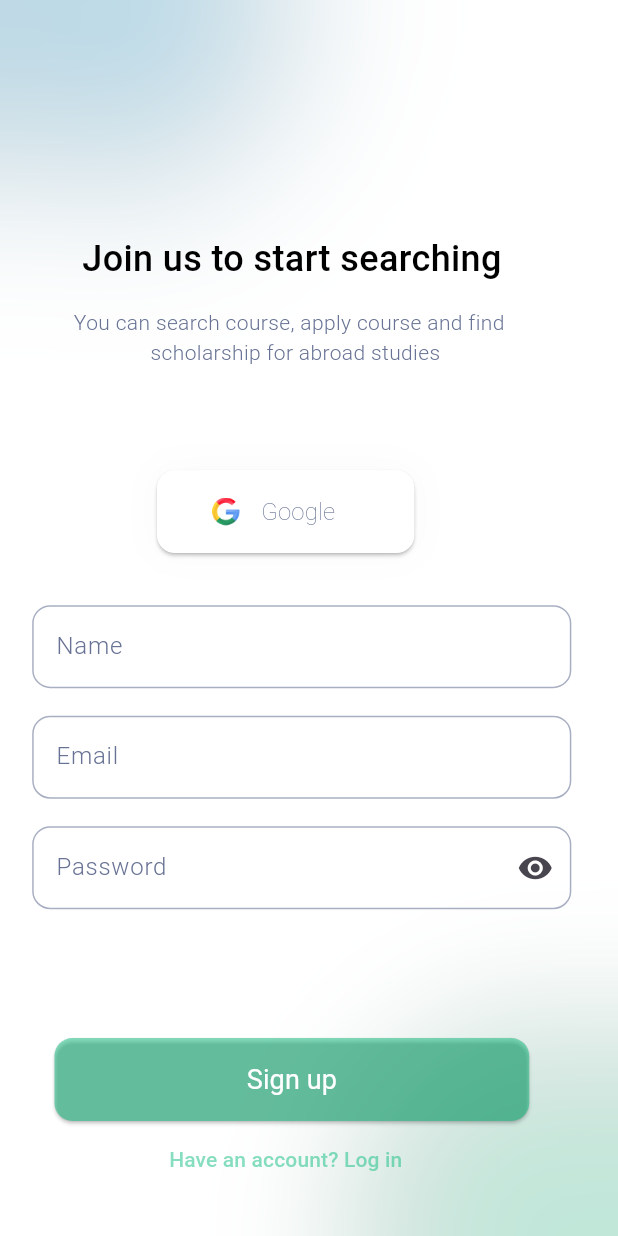
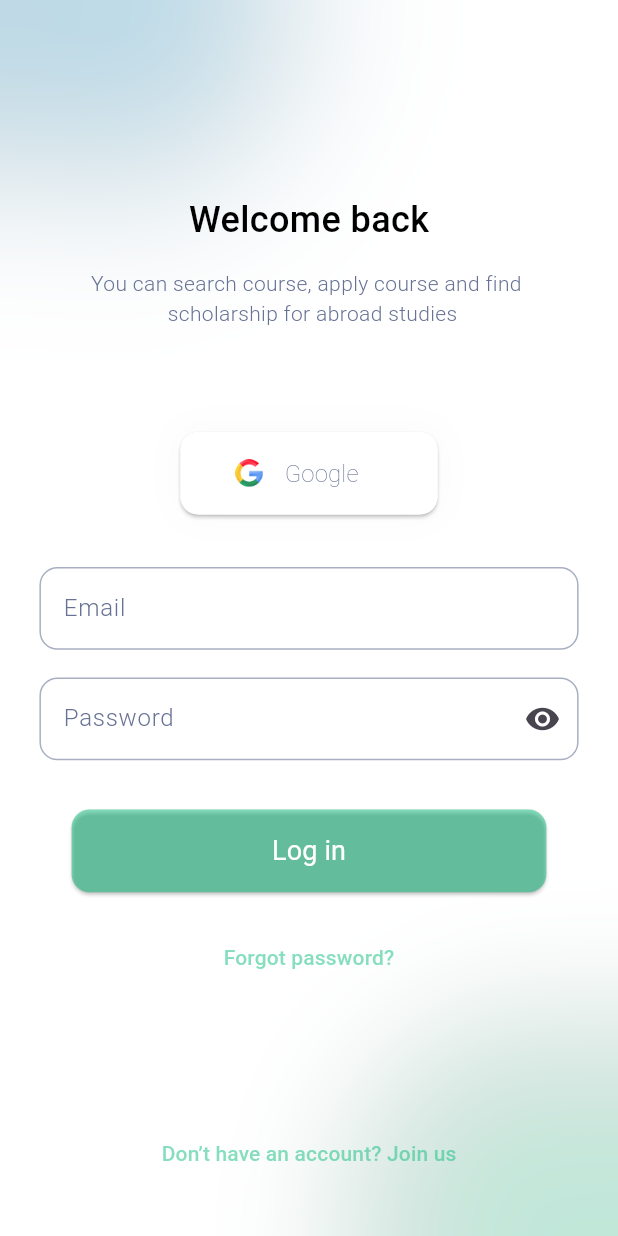
Before and after one commit to amradi6/salamtak, a Flutter app: the SignupScreen screen opened by its route, after a tap on "Have an account? Log in", on a phone screen of 412 x 824 dp. Run offline on Flutter 3.47's test engine with Material 3 defaults, Android fonts, the light colour scheme and no system bars; Roboto replaces fonts that are missing (Rubik).

Commit message:
feat: Implement login screen and refactor auth widgets
This commit introduces the following:
- Login screen with email/password fields, Google sign-in option, and navigation to sign-up.
- `AuthWithGoogle` widget for Google sign-in button.
- `CustomTextButton` widget for text-based buttons like "Forgot password?" and "Don't have an account?".
- Refactored `CustomElevatedButton` and `SignupScreen` to utilize the new and existing custom widgets.
- Added routing for the new login screen.

```diff
--- a/frontend/salamtak/lib/core/router/app_routes.dart
+++ b/frontend/salamtak/lib/core/router/app_routes.dart
@@ -1,4 +1,5 @@
 import 'package:flutter/material.dart';
+import 'package:salamtak/features/auth/views/login_screen.dart';
 import 'package:salamtak/features/auth/views/signup_screen.dart';
 import 'package:salamtak/features/onboarding/views/onboarding_screen_01.dart';
 import 'package:salamtak/features/onboarding/views/onboarding_screen_02.dart';
@@ -19,6 +20,8 @@ class AppRoutes {
         return createRoute(screen: OnboardingScreen03());
       case "/Signup":
         return createRoute(screen: SignupScreen());
+      case "/login":
+        return createRoute(screen: LoginScreen());
 
       default:
         return MaterialPageRoute(
--- /dev/null
+++ b/frontend/salamtak/lib/features/auth/views/login_screen.dart
@@ -0,0 +1,146 @@
+import 'dart:ui';
+
+import 'package:flutter/material.dart';
+import 'package:salamtak/features/auth/widgets/auth_with_google.dart';
+import 'package:salamtak/features/auth/widgets/custom_elevated_button.dart';
+import 'package:salamtak/features/auth/widgets/custom_text_button.dart';
+import 'package:salamtak/features/auth/widgets/custom_text_form_field.dart';
+
+
+class LoginScreen extends StatelessWidget {
+  const LoginScreen({super.key});
+
+  @override
+  Widget build(BuildContext context) {
+    final size = MediaQuery.of(context).size;
+
+    final double circleSize = size.width * 0.5625;
+    return Scaffold(
+      backgroundColor: Color(0XFFFFFFFF),
+      body:SizedBox(
+        height: double.infinity,
+        width: double.infinity,
+        child: Stack(
+          children: [
+            Positioned(
+              top: size.height * -0.1242,
+              left: size.width * -0.0859,
+              child: Stack(
+                children: [
+                  Container(
+                    width: circleSize,
+                    height: circleSize,
+                    decoration: const BoxDecoration(
+                      shape: BoxShape.circle,
+                      gradient: RadialGradient(
+                        colors: [Color(0x8461CEFF), Colors.transparent],
+                        radius: 0.8,
+                      ),
+                    ),
+                  ),
+                  Positioned.fill(
+                    child: BackdropFilter(
+                      filter: ImageFilter.blur(sigmaX: 40, sigmaY: 40),
+                      child: Container(color: Colors.transparent),
+                    ),
+                  ),
+                ],
+              ),
+            ),
+
+            Positioned(
+              top: size.height * 0.8057,
+              left: size.width * 0.5260,
+              child: Stack(
+                children: [
+                  Container(
+                    width: size.width * 0.716145,
+                    height: size.width * 0.716145,
+                    decoration: const BoxDecoration(
+                      shape: BoxShape.circle,
+                      gradient: RadialGradient(
+                        colors: [Color(0x4D0EBE7E), Colors.transparent],
+                        radius: 0.8,
+                      ),
+                    ),
+                  ),
+                  Positioned.fill(
+                    child: BackdropFilter(
+                      filter: ImageFilter.blur(sigmaX: 40, sigmaY: 40),
+                      child: Container(color: Colors.transparent),
+                    ),
+                  ),
+                ],
+              ),
+            ),
+
+            SingleChildScrollView(
+              child: Column(
+                crossAxisAlignment: CrossAxisAlignment.center,
+                children: [
+                  Padding(
+                    padding: EdgeInsets.only(
+                      top: size.height * 0.1577052,
+                    ),
+                    child: SizedBox(
+                      width: double.infinity,
+                      child: Column(
+                        crossAxisAlignment: CrossAxisAlignment.center,
+                        children: [
+                          Text(
+                            "Welcome back",
+                            style: TextStyle(
+                              fontSize: 24,
+                              fontWeight: FontWeight.w500,
+                              fontFamily: "Rubik",
+                              color: Color(0XFF000000),
+                            ),
+                          ),
+                          SizedBox(height: size.height * 0.018633),
+                          Text(
+                            "You can search course, apply course and find \n              scholarship for abroad studies",
+                            style: TextStyle(
+                              fontSize: 14,
+                              fontWeight: FontWeight.w300,
+                              fontFamily: "Rubik",
+                              color: Color(0XFF677294),
+                            ),
+                          ),
+                        ],
+                      ),
+                    ),
+                  ),
+                  SizedBox(height: size.height * 0.083229),
+                  AuthWithGoogle(size: size),
+                  SizedBox(height: size.height * 0.04222),
+                  Column(
+                    children: [
+                      CustomTextFormField(
+                        size: size,
+                        keyboardType: TextInputType.emailAddress,
+                        hintText: "Email",
+                      ),
+                      SizedBox(height: size.height * 0.022351),
+                      CustomTextFormField(
+                        size: size,
+                        keyboardType: TextInputType.visiblePassword,
+                        hintText: "Password",
+                        suffixIcon: Icon(Icons.remove_red_eye),
+                      ),
+                    ],
+                  ),
+                  SizedBox(height: size.height*0.0397367),
+                  CustomElevatedButton(onPressed: () {}, text: "Log in", size: size),
+                  SizedBox(height: size.height*0.023593),
+                  CustomTextButton(text: "Forgot password?", onPressed: () {},),
+                  SizedBox(height: size.height*0.1),
+                  CustomTextButton(text: "Don’t have an account? Join us", onPressed: () {},),
+                ],
+              ),
+            ),
+          ],
+        ),
+      ) ,
+    );
+  }
+}
--- a/frontend/salamtak/lib/features/auth/views/signup_screen.dart
+++ b/frontend/salamtak/lib/features/auth/views/signup_screen.dart
@@ -1,9 +1,11 @@
 import 'dart:ui';
 
 import 'package:flutter/material.dart';
+import 'package:salamtak/features/auth/widgets/auth_with_google.dart';
 import 'package:salamtak/features/auth/widgets/custom_text_form_field.dart';
 
 import '../widgets/custom_elevated_button.dart';
+import '../widgets/custom_text_button.dart';
 
 class SignupScreen extends StatelessWidget {
   const SignupScreen({super.key});
@@ -73,14 +75,19 @@ class SignupScreen extends StatelessWidget {
             ),
 
             SingleChildScrollView(
+              child: SizedBox(
+                width: double.infinity,
                 child: Column(
+                  crossAxisAlignment: CrossAxisAlignment.center,
                   children: [
                     Padding(
                       padding: EdgeInsets.only(
                         top: size.height * 0.1887495,
-                      left: size.width * 0.02,
                       ),
+                      child: SizedBox(
+                        width: double.infinity,
                         child: Column(
+                          crossAxisAlignment: CrossAxisAlignment.center,
                           children: [
                             Text(
                               "Join us to start searching",
@@ -104,51 +111,11 @@ class SignupScreen extends StatelessWidget {
                           ],
                         ),
                       ),
+                    ),
                     SizedBox(height: size.height * 0.083229),
-                  Container(
-                    width: size.width * 0.41666,
-                    height: size.height * 0.06705575,
-                    decoration: BoxDecoration(
-                      boxShadow: [
-                        BoxShadow(color: Color(0X06000000), blurRadius: 22),
-                      ],
-                    ),
-                    child: ElevatedButton(
-                      onPressed: () {},
-                      style: ElevatedButton.styleFrom(
-                        backgroundColor: Color(0XFFFFFFFF),
-                        shape: RoundedRectangleBorder(
-                          borderRadius: BorderRadius.all(Radius.circular(12)),
-                        ),
-                      ),
-                      child: Padding(
-                        padding: EdgeInsets.only(left: size.width * 0.03),
-                        child: Row(
-                          children: [
-                            Image.asset(
-                              "assets/images/google.png",
-                              width: size.width * 0.0473177,
-                              height: size.height * 0.022563,
-                            ),
-                            SizedBox(width: size.width * 0.0333),
-                            Text(
-                              "Google",
-                              style: TextStyle(
-                                fontSize: 16,
-                                fontWeight: FontWeight.w200,
-                                fontFamily: "Rubik",
-                                color: Color(0XFF677294),
-                              ),
-                            ),
-                          ],
-                        ),
-                      ),
-                    ),
-                  ),
+                    AuthWithGoogle(size: size),
                     SizedBox(height: size.height * 0.04222),
-                  Padding(
-                    padding: EdgeInsets.only(left: size.width * 0.052083),
-                    child: Column(
+                    Column(
                       children: [
                         CustomTextFormField(
                           size: size,
@@ -170,23 +137,16 @@ class SignupScreen extends StatelessWidget {
                         ),
                       ],
                     ),
-                  ),
                     SizedBox(height: size.height * 0.1043089),
-                  CustomElevatedButton(size: size, text: "Sign up"),
+                    CustomElevatedButton(
+                      size: size, text: "Sign up", onPressed: () {},),
                     SizedBox(height: size.height * 0.002111),
-                  TextButton(
-                    onPressed: () {},
-                    child: Text(
-                      "Have an account? Log in",
-                      style: TextStyle(
-                        color: Color(0X800EBE7F),
-                        fontSize: 14,
-                        fontWeight: FontWeight.w500,
-                        fontFamily: "Rubik",
-                      ),
-                    ),
+                    CustomTextButton(
+                      text: "Have an account? Log in",
+                      onPressed: () => Navigator.pushNamed(context, "/login"),
                     ),
                   ],
+                ),
               ),
             ),
           ],
--- /dev/null
+++ b/frontend/salamtak/lib/features/auth/widgets/auth_with_google.dart
@@ -0,0 +1,54 @@
+import 'package:flutter/material.dart';
+
+class AuthWithGoogle extends StatelessWidget {
+  const AuthWithGoogle({
+    super.key,
+    required this.size,
+  });
+
+  final Size size;
+
+  @override
+  Widget build(BuildContext context) {
+    return Container(
+      width: size.width * 0.41666,
+      height: size.height * 0.06705575,
+      decoration: BoxDecoration(
+        boxShadow: [
+          BoxShadow(color: Color(0X06000000), blurRadius: 22),
+        ],
+      ),
+      child: ElevatedButton(
+        onPressed: () {},
+        style: ElevatedButton.styleFrom(
+          backgroundColor: Color(0XFFFFFFFF),
+          shape: RoundedRectangleBorder(
+            borderRadius: BorderRadius.all(Radius.circular(12)),
+          ),
+        ),
+        child: Padding(
+          padding: EdgeInsets.only(left: size.width * 0.03),
+          child: Row(
+            children: [
+              Image.asset(
+                "assets/images/google.png",
+                width: size.width * 0.0473177,
+                height: size.height * 0.022563,
+              ),
+              SizedBox(width: size.width * 0.0333),
+              Text(
+                "Google",
+                style: TextStyle(
+                  fontSize: 16,
+                  fontWeight: FontWeight.w200,
+                  fontFamily: "Rubik",
+                  color: Color(0XFF677294),
+                ),
+              ),
+            ],
+          ),
+        ),
+      ),
+    );
+  }
+}
--- a/frontend/salamtak/lib/features/auth/widgets/custom_elevated_button.dart
+++ b/frontend/salamtak/lib/features/auth/widgets/custom_elevated_button.dart
@@ -4,21 +4,20 @@ class CustomElevatedButton extends StatelessWidget {
   const CustomElevatedButton({
     super.key,
     required this.size,
-    required this.text,
+    required this.text, this.onPressed,
   });
 
   final Size size;
   final String text;
+  final void Function()? onPressed;
 
   @override
   Widget build(BuildContext context) {
-    return Padding(
-      padding: EdgeInsets.only(left: size.width * 0.02),
-      child: SizedBox(
+    return SizedBox(
       width: size.width * 0.7682291,
       height: size.height * 0.0670557,
       child: ElevatedButton(
-          onPressed: () {},
+        onPressed: onPressed,
         style: ElevatedButton.styleFrom(
           backgroundColor: Color(0X800EBE7F),
           shape: RoundedRectangleBorder(
@@ -35,7 +34,6 @@ class CustomElevatedButton extends StatelessWidget {
           ),
         ),
       ),
-      ),
     );
   }
 }
--- /dev/null
+++ b/frontend/salamtak/lib/features/auth/widgets/custom_text_button.dart
@@ -0,0 +1,25 @@
+import 'package:flutter/material.dart';
+
+class CustomTextButton extends StatelessWidget {
+  const CustomTextButton({
+    super.key, required this.text, this.onPressed,
+  });
+  final String text;
+  final void Function()? onPressed;
+
+  @override
+  Widget build(BuildContext context) {
+    return TextButton(
+      onPressed: onPressed,
+      child: Text(
+        text,
+        style: TextStyle(
+          color: Color(0X800EBE7F),
+          fontSize: 14,
+          fontWeight: FontWeight.w500,
+          fontFamily: "Rubik",
+        ),
+      ),
+    );
+  }
+}
```
Lines whose indentation alone changed are shown as unchanged.
